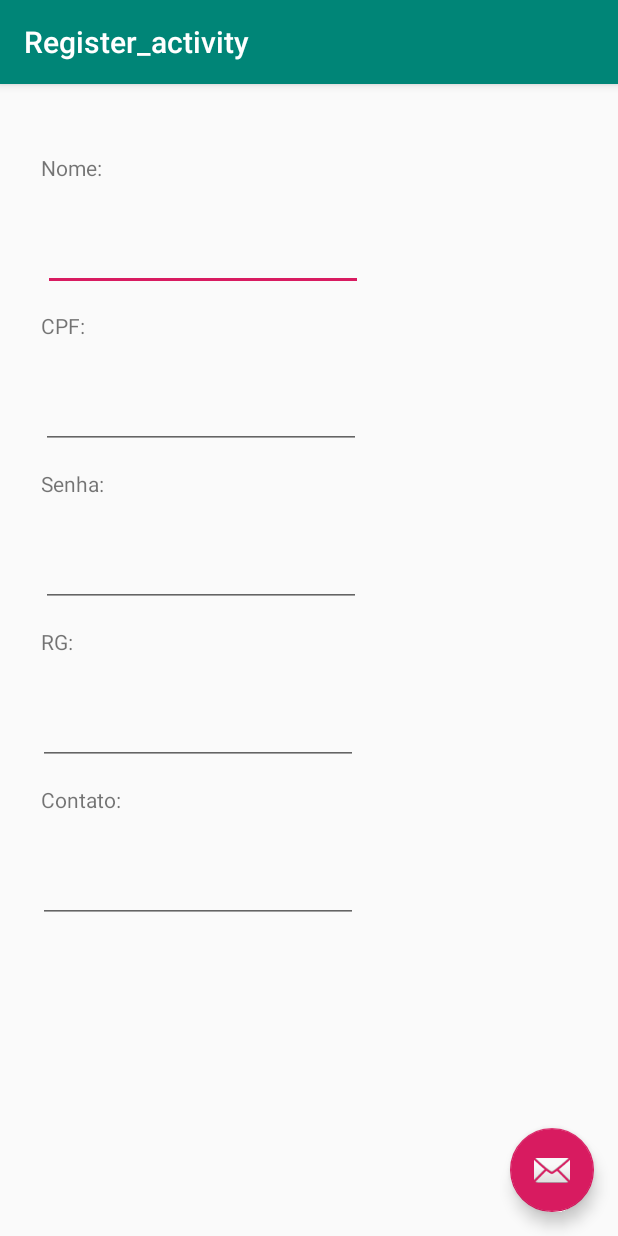
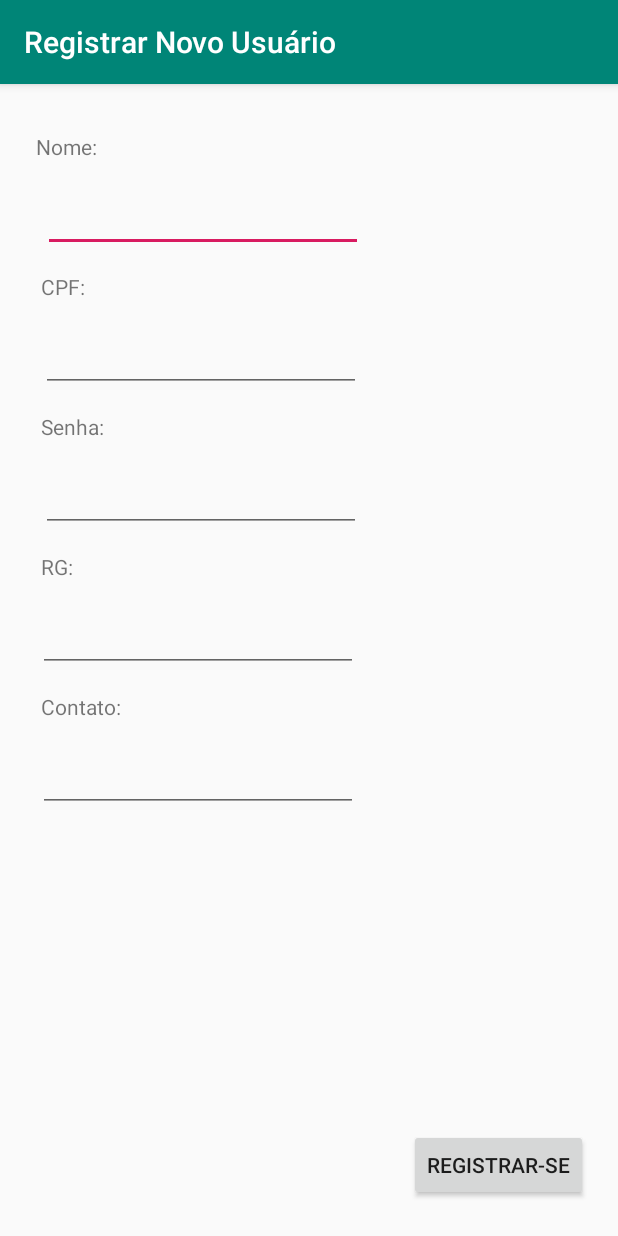
Before and after one commit to horus12/projetodFixed, an Android app: the screen it shows after launch (Register_activity), after a tap on "REGISTRAR-SE", on a phone screen of 412 x 824 dp. Run offline under Robolectric (Android 15) with nearby library versions, the phone set to English and light mode, and no system bars.

```diff
--- a/MyProjectD/app/build.gradle
+++ b/MyProjectD/app/build.gradle
@@ -31,7 +31,7 @@ dependencies {
     implementation 'androidx.core:core-ktx:1.1.0'
     implementation 'androidx.constraintlayout:constraintlayout:1.1.3'
     implementation 'com.google.android.material:material:1.0.0'
-
+    implementation 'com.google.android.material:material:1.1.0-alpha07'
     // Retrofit
     implementation 'com.squareup.retrofit2:retrofit:2.3.0'
     implementation "com.squareup.retrofit2:converter-gson:2.3.0"
--- a/MyProjectD/app/src/main/java/com/prd/myprojectD/MainActivity.kt
+++ b/MyProjectD/app/src/main/java/com/prd/myprojectD/MainActivity.kt
@@ -26,13 +26,13 @@ class MainActivity : AppCompatActivity() {
         setContentView(R.layout.activity_main)
         setSupportActionBar(toolbar)
 
-        fab.setOnClickListener { view ->
+        btLogar.setOnClickListener { view ->
 
 
             callLogin(editText2.text.toString(), editText.text.toString(), view)
         }
 
-        btRegister.setOnClickListener { view ->
+        btRegister.setOnClickListener {
 
             val intent = Intent(this@MainActivity, Register_activity::class.java).apply {
                 putExtra(EXTRA_MESSAGE, "deu certo")
@@ -68,7 +68,7 @@ class MainActivity : AppCompatActivity() {
                 override fun onResponse(call: Call<Login>, response: Response<Login>) {
                     if (response.isSuccessful) {
                         val intent = Intent(this@MainActivity, Home::class.java).apply {
-                            putExtra(EXTRA_MESSAGE, "deu certo")
+                            putExtra(EXTRA_MESSAGE, response.body()?.id)
                         }
                         startActivity(intent)
                     } else
--- a/MyProjectD/app/src/main/java/com/prd/myprojectD/Register_activity.kt
+++ b/MyProjectD/app/src/main/java/com/prd/myprojectD/Register_activity.kt
@@ -24,7 +24,7 @@ class Register_activity : AppCompatActivity() {
         setContentView(R.layout.activity_register_activity)
         setSupportActionBar(toolbar)
 
-        fab.setOnClickListener { view ->
+        btRegistrarService.setOnClickListener { view ->
             register(
                 RegisterParameters(
                     userName = editNome.text.toString(),
--- a/MyProjectD/app/src/main/res/layout/activity_register_activity.xml
+++ b/MyProjectD/app/src/main/res/layout/activity_register_activity.xml
@@ -22,12 +22,6 @@
 
     <include layout="@layout/content_register_activity" />
 
-    <com.google.android.material.floatingactionbutton.FloatingActionButton
-        android:id="@+id/fab"
-        android:layout_width="wrap_content"
-        android:layout_height="wrap_content"
-        android:layout_gravity="bottom|end"
-        android:layout_margin="@dimen/fab_margin"
-        app:srcCompat="@android:drawable/ic_dialog_email" />
+
 
 </androidx.coordinatorlayout.widget.CoordinatorLayout>
--- a/MyProjectD/app/src/main/res/layout/content_register_activity.xml
+++ b/MyProjectD/app/src/main/res/layout/content_register_activity.xml
@@ -13,7 +13,7 @@
         android:layout_width="wrap_content"
         android:layout_height="wrap_content"
         android:layout_marginStart="28dp"
-        android:layout_marginTop="27dp"
+        android:layout_marginTop="15dp"
         android:layout_marginEnd="170dp"
         android:ems="10"
         android:inputType="textPersonName"
@@ -26,7 +26,7 @@
         android:layout_width="wrap_content"
         android:layout_height="wrap_content"
         android:layout_marginStart="27dp"
-        android:layout_marginTop="27dp"
+        android:layout_marginTop="15dp"
         android:layout_marginEnd="171dp"
         android:ems="10"
         android:inputType="textPersonName"
@@ -39,7 +39,7 @@
         android:layout_width="wrap_content"
         android:layout_height="wrap_content"
         android:layout_marginStart="27dp"
-        android:layout_marginTop="27dp"
+        android:layout_marginTop="15dp"
         android:layout_marginEnd="171dp"
         android:ems="10"
         android:inputType="textPassword"
@@ -52,7 +52,7 @@
         android:layout_width="wrap_content"
         android:layout_height="wrap_content"
         android:layout_marginStart="25dp"
-        android:layout_marginTop="27dp"
+        android:layout_marginTop="15dp"
         android:layout_marginEnd="173dp"
         android:ems="10"
         android:inputType="textPersonName"
@@ -65,7 +65,7 @@
         android:layout_width="wrap_content"
         android:layout_height="wrap_content"
         android:layout_marginStart="25dp"
-        android:layout_marginTop="27dp"
+        android:layout_marginTop="15dp"
         android:layout_marginEnd="173dp"
         android:ems="10"
         android:inputType="textPersonName"
@@ -77,8 +77,8 @@
         android:id="@+id/nome"
         android:layout_width="wrap_content"
         android:layout_height="wrap_content"
-        android:layout_marginStart="27dp"
-        android:layout_marginTop="46dp"
+        android:layout_marginStart="24dp"
+        android:layout_marginTop="32dp"
         android:text="Nome:"
         app:layout_constraintStart_toStartOf="parent"
         app:layout_constraintTop_toTopOf="parent" />
@@ -122,4 +122,14 @@
         android:text="Contato:"
         app:layout_constraintStart_toStartOf="parent"
         app:layout_constraintTop_toBottomOf="@+id/editRG" />
+
+    <Button
+        android:id="@+id/btRegistrarService"
+        android:layout_width="wrap_content"
+        android:layout_height="wrap_content"
+        android:layout_marginEnd="20dp"
+        android:layout_marginBottom="23dp"
+        android:text="Registrar-se"
+        app:layout_constraintBottom_toBottomOf="parent"
+        app:layout_constraintEnd_toEndOf="parent" />
 </androidx.constraintlayout.widget.ConstraintLayout>
--- a/MyProjectD/app/src/main/res/values/strings.xml
+++ b/MyProjectD/app/src/main/res/values/strings.xml
@@ -1,6 +1,6 @@
 <resources>
-    <string name="app_name">MyProjectD</string>
+    <string name="app_name">Aluguel de Serviços</string>
     <string name="action_settings">Settings</string>
-    <string name="title_activity_home">Home</string>
-    <string name="title_activity_register_activity">Register_activity</string>
+    <string name="title_activity_home">Aluguel de Serviços</string>
+    <string name="title_activity_register_activity">Registrar Novo Usuário</string>
 </resources>
--- a/MyProjectD/app/src/main/res/values/styles.xml
+++ b/MyProjectD/app/src/main/res/values/styles.xml
@@ -16,5 +16,4 @@
     <style name="AppTheme.AppBarOverlay" parent="ThemeOverlay.AppCompat.Dark.ActionBar" />
 
     <style name="AppTheme.PopupOverlay" parent="ThemeOverlay.AppCompat.Light" />
-
 </resources>
```
Also changed, not shown: MyProjectD/app/src/main/res/layout/activity_main.xml (+2 -7 lines), MyProjectD/app/src/main/res/layout/content_main.xml (+17 -7 lines).
